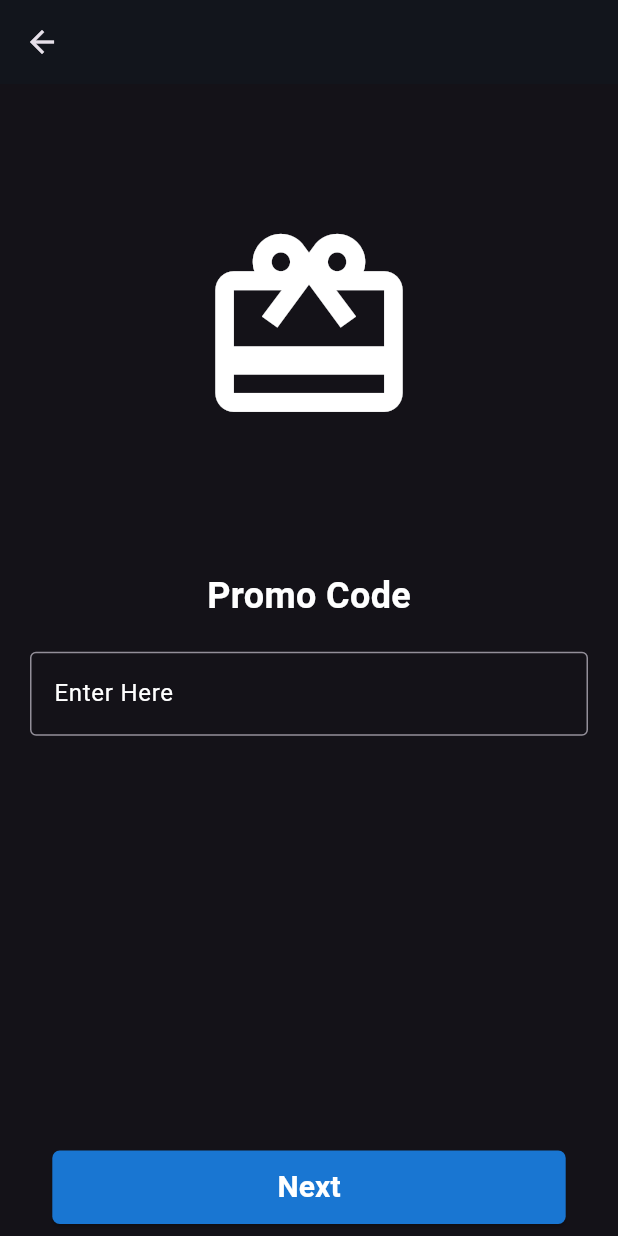
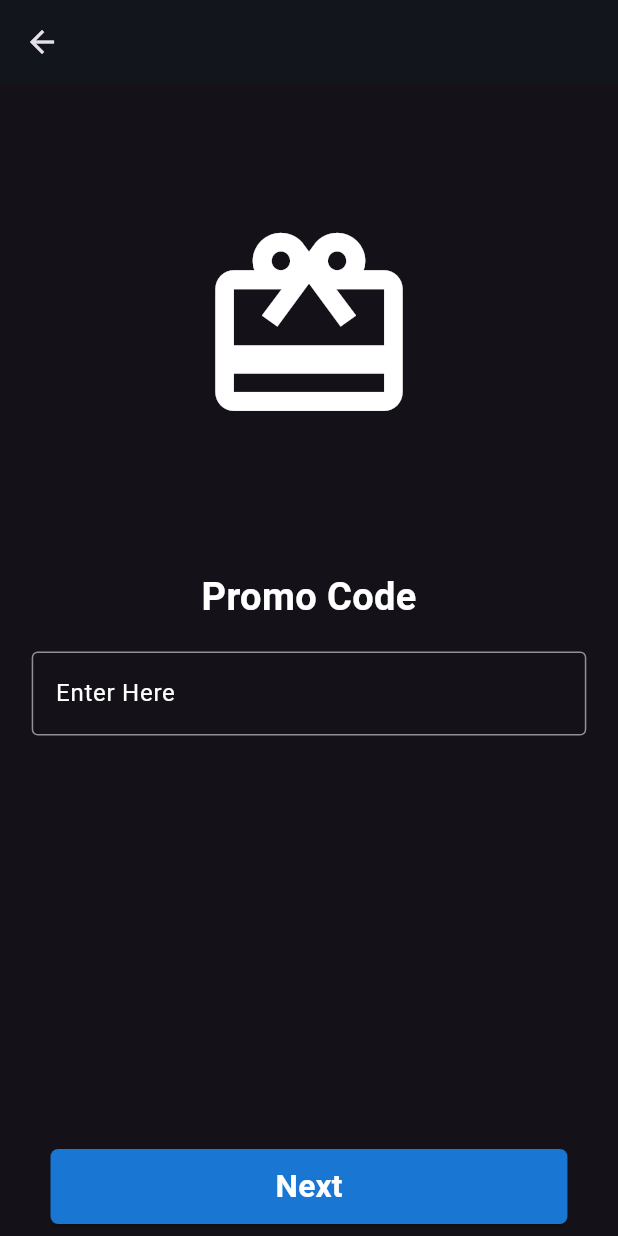
Before and after one commit to Dev-Mubashir/BetterPlayer_Promax, a Flutter app: the Promo screen opened directly, on a phone screen of 412 x 824 dp. Run offline on Flutter 3.47's test engine with Material 3 defaults, Android fonts, the phone set to English and light mode, and no system bars; our stand-ins replace better_player, cached_network_image, carousel_slider, flutter_screenutil, google_fonts, shimmer and 3 more; missing offline and left inert: encrypt; network calls fail.

Commit message:
more page fixes

```diff
--- a/lib/Tamasha/MorePage/FurtherMore/promo.dart
+++ b/lib/Tamasha/MorePage/FurtherMore/promo.dart
@@ -1,4 +1,5 @@
 import 'package:flutter/material.dart';
+import 'package:flutter_screenutil/flutter_screenutil.dart';
 
 class Promo extends StatelessWidget {
   const Promo({super.key});
@@ -13,20 +14,20 @@ class Promo extends StatelessWidget {
           const Expanded(
             child: Icon(Icons.card_giftcard_outlined, size: 150),
           ),
-          const Center(
+          Center(
             child: Text(
               'Promo Code',
               style: TextStyle(
-                  fontSize: 24,
+                  fontSize: 24.sp,
                   color: Colors.white,
                   fontWeight: FontWeight.bold),
             ),
           ),
-          const SizedBox(height: 20),
-          const Expanded(
+          SizedBox(height: 20.h),
+          Expanded(
             child: Padding(
-              padding: EdgeInsets.symmetric(horizontal: 20),
-              child: TextField(
+              padding: EdgeInsets.symmetric(horizontal: 20.w),
+              child: const TextField(
                 decoration: InputDecoration(
                     border: OutlineInputBorder(),
                     labelText: 'Enter Here',
@@ -48,10 +49,10 @@ class Promo extends StatelessWidget {
                     const EdgeInsets.symmetric(horizontal: 150, vertical: 10),
               ),
               onPressed: () {},
-              child: const Text(
+              child: Text(
                 "Next",
                 style: TextStyle(
-                  fontSize: 20,
+                  fontSize: 20.sp,
                   color: Colors.white,
                   fontWeight: FontWeight.bold,
                 ),
```
Also changed, not shown: lib/Tamasha/MorePage/FurtherMore/watch_history.dart (+7 -6 lines).
